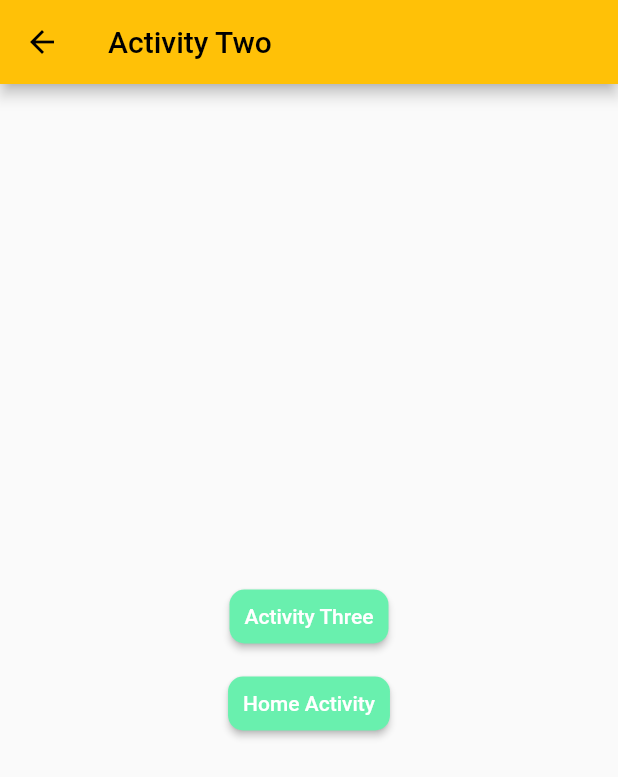
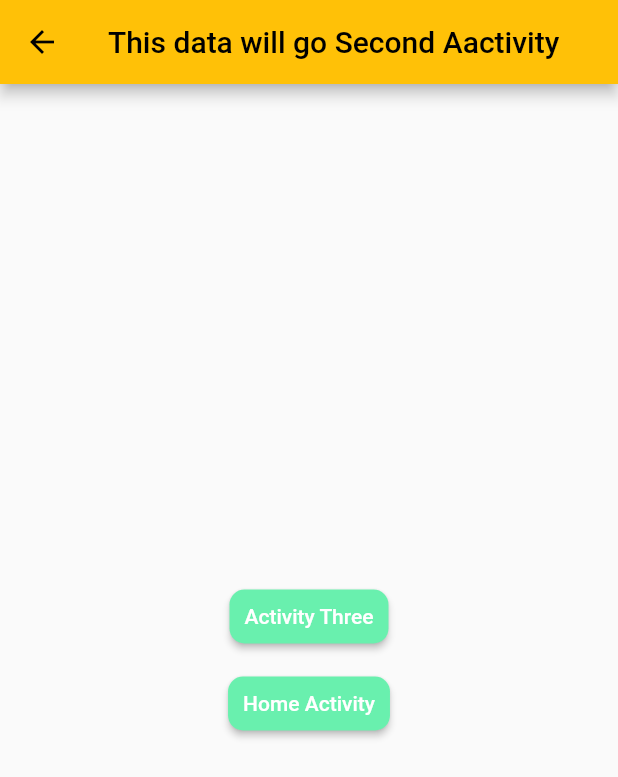
Before and after one commit to khalid063/ostad_code_practice_01, a Flutter app: the screen it shows after launch, after a tap on "Activity Two", on a phone screen of 412 x 824 dp. Shown: the top 777 px of the screen. Run offline on Flutter 3.47's test engine with Material 2 defaults, Android fonts, the phone set to English and light mode, and no system bars.

Commit message:
33 class done

```diff
--- a/lib/Activity/Activity_three.dart
+++ b/lib/Activity/Activity_three.dart
@@ -55,7 +55,7 @@ class _ActivityThreeState extends State<ActivityThree> {
               ElevatedButton(
                   onPressed: () {
                     Navigator.push(context,
-                        MaterialPageRoute(builder: (context) => ActivityTwo()));
+                        MaterialPageRoute(builder: (context) => ActivityTwo("Thsi is a massage from three activity")));
                   },
                   child: Text("Activity Two"),
                   style: elevButtonStyle),
--- a/lib/Activity/activity_two.dart
+++ b/lib/Activity/activity_two.dart
@@ -3,14 +3,20 @@ import 'package:flutter/material.dart';
 import 'package:ostad_pre_record_video_practice/Activity/Activity_three.dart';
 import 'package:ostad_pre_record_video_practice/main.dart';
 
-class ActivityTwo extends StatefulWidget {
-  const ActivityTwo({Key? key}) : super(key: key);
+class ActivityTwo extends StatelessWidget {
 
-  @override
-  State<ActivityTwo> createState() => _ActivityTwoState();
-}
+  String msg;
+  ActivityTwo(this.msg, {super.key});
 
-class _ActivityTwoState extends State<ActivityTwo> {
+  // String? msg;
+  // ActivityTwo(String myMassage, {super.key}){
+  //   this.msg = myMassage;
+  // }
+
+
+
+
+
 
   /// Snack bar massage
   _mySnackBar(message, context) {
@@ -33,7 +39,7 @@ class _ActivityTwoState extends State<ActivityTwo> {
   Widget build(BuildContext context) {
     return Scaffold(
       appBar: AppBar(
-        title: Text('Activity Two'),
+        title: Text(msg),
       ),
       body: Center(
           child: Column(
--- a/lib/main.dart
+++ b/lib/main.dart
@@ -45,30 +45,6 @@ class _HomeActivityState extends State<HomeActivity> {
     );
   }
 
-  // /// Alert Diolog massage
-  // _myAlertDiolog(context) {
-  //   return showDialog(
-  //       context: context,
-  //       builder: (BuildContext context){
-  //         return Expanded(
-  //             child: AlertDialog(
-  //               title: Text("Alart !"),
-  //               content: Text("Do you want to delete"),
-  //               actions: [
-  //                 TextButton(onPressed: (){
-  //                   _mySnackBar("Delete Succes", context);
-  //                   Navigator.of(context).pop();
-  //                 }, child: Text("Yes")),
-  //                 TextButton(onPressed: (){
-  //                   Navigator.of(context).pop();
-  //                 }, child: Text("No"))
-  //               ],
-  //             )
-  //         );
-  //       }
-  //   );
-  // }
-
 
   /// Scaffold Start
   @override
@@ -94,7 +70,7 @@ class _HomeActivityState extends State<HomeActivity> {
           mainAxisAlignment: MainAxisAlignment.center,
           children: [
             ElevatedButton(onPressed: () {
-              Navigator.push(context, MaterialPageRoute(builder: (context)=>ActivityTwo()));
+              Navigator.push(context, MaterialPageRoute(builder: (context)=>ActivityTwo("This data will go Second Aactivity")));
             }, child: Text("Activity Two"), style: elevButtonStyle),
             SizedBox(height: 10,),
             ElevatedButton(onPressed: () {
```
